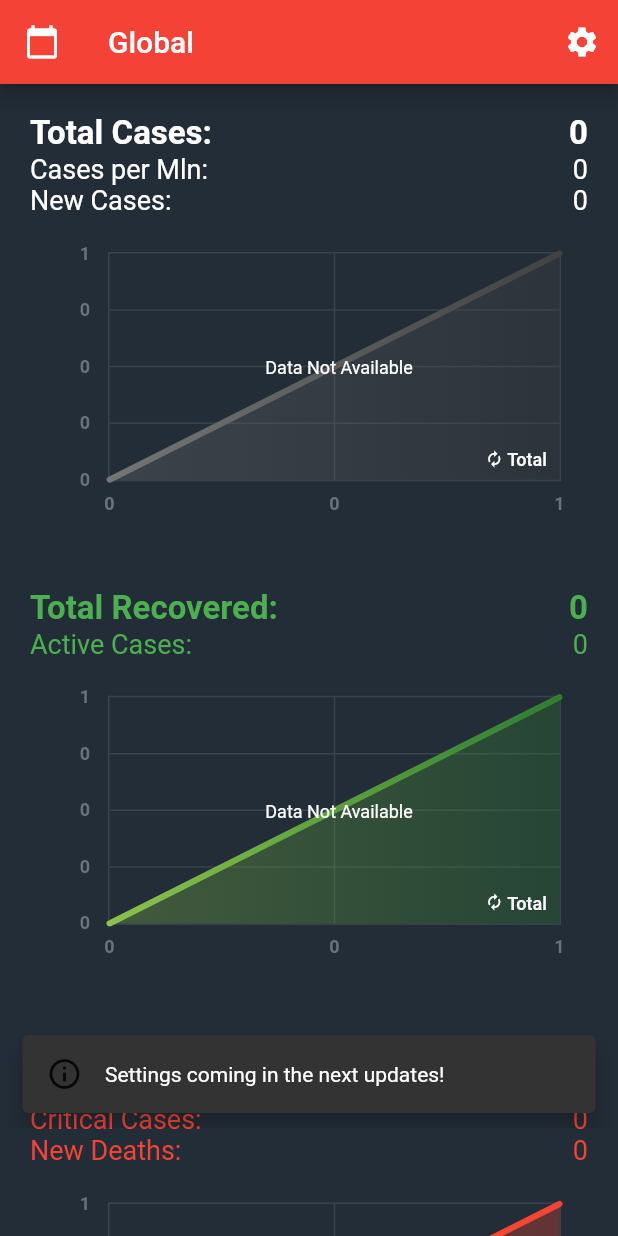
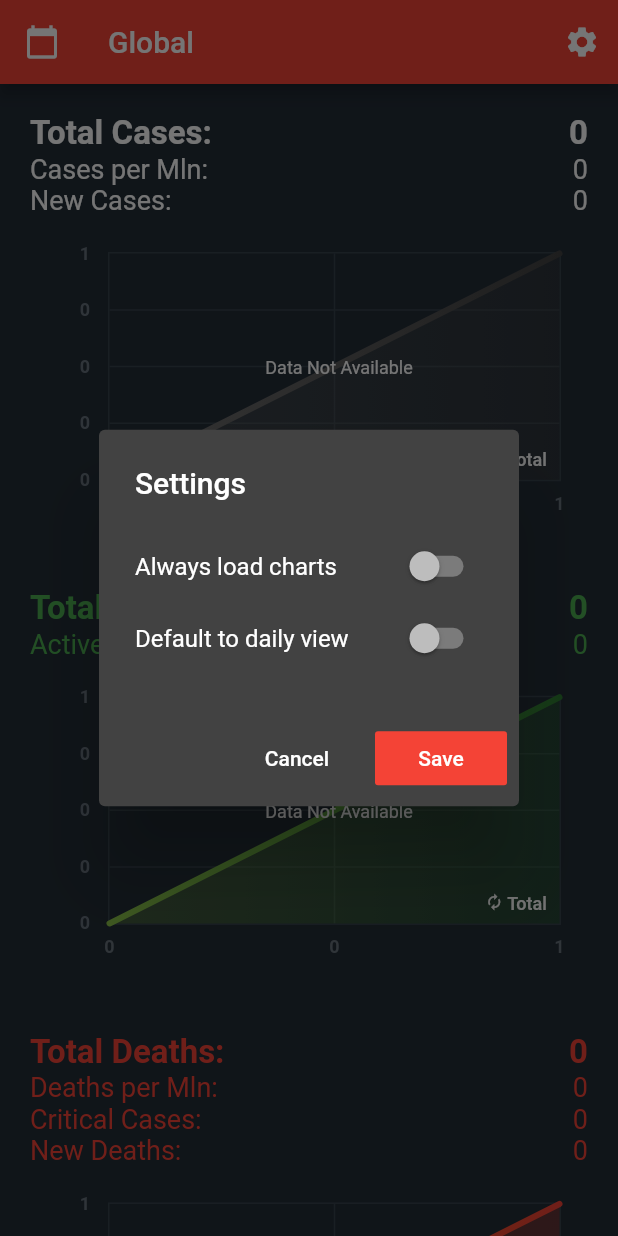
Before and after one commit to GabrielTavernini/Covid19Stats, a Flutter app: the screen it shows after launch, after a tap on the "settings" icon, on a phone screen of 412 x 824 dp. Run offline on Flutter 3.47's test engine with Material 2 defaults, Android fonts, the phone set to English and light mode, and no system bars; drawn by our look-alikes of fl_chart, liquid_pull_to_refresh; our stand-ins replace shared_preferences.

Commit message:
Added settings for default view and auto charts load

```diff
--- a/lib/chartsData.dart
+++ b/lib/chartsData.dart
@@ -17,6 +17,10 @@ class ChartsData {
   ChartData total = new ChartData.empty(gradientColorsTotal);
   ChartData recovered = new ChartData.empty(gradientColorsRecovered);
   ChartData deaths = new ChartData.empty(gradientColorsDeaths);
+
+  ChartsData({bool daily = false}) {
+    total.daily = recovered.daily = deaths.daily = daily;
+  }
 }
 
 class ChartData {
@@ -28,5 +32,5 @@ class ChartData {
 
   ChartData(this.labels, this.values, this.gradientColors, {this.daily = false, this.available = true});
 
-  ChartData.empty(this.gradientColors);
+  ChartData.empty(this.gradientColors, {this.daily = false});
 }
--- a/lib/main.dart
+++ b/lib/main.dart
@@ -4,6 +4,7 @@ import 'package:covid19stats/counter.dart';
 import 'package:covid19stats/countryData.dart';
 import 'package:covid19stats/selectCountry.dart';
 import 'package:covid19stats/parser.dart';
+import 'package:covid19stats/settingsDialog.dart';
 import 'package:intl/intl.dart';
 import 'package:liquid_pull_to_refresh/liquid_pull_to_refresh.dart';
 import 'package:fl_chart/fl_chart.dart';
@@ -57,6 +58,7 @@ class _MyHomePageState extends State<MyHomePage> with TickerProviderStateMixin {
     colorScheme: ColorScheme.dark(primary: Colors.red, surface: Colors.red)
   );
   DateTimeRange selectedDateRange;
+  Settings settings = new Settings();
 
   @override
   initState() {
@@ -66,6 +68,7 @@ class _MyHomePageState extends State<MyHomePage> with TickerProviderStateMixin {
     );
 
     chartsData["Global"] = new ChartsData();
+    settings.load();
 
     super.initState();
     WidgetsBinding.instance.addPostFrameCallback((_) {
@@ -91,7 +94,7 @@ class _MyHomePageState extends State<MyHomePage> with TickerProviderStateMixin {
           if (response.statusCode != 200) return;
         }
 
-        var data = Parser.getChartsData(response.body);
+        var data = Parser.getChartsData(response.body, settings.defaultDailyView);
         setState(() {
           chartsData[localCountry] = data;
         });
@@ -111,31 +114,24 @@ class _MyHomePageState extends State<MyHomePage> with TickerProviderStateMixin {
       key: _scaffoldKey,
       backgroundColor: Color(0xff232d37),
       appBar: AppBar(
-        title: Text(country), //Text("Covid19 Stats - " + country),
+        title: Text(country, textAlign: TextAlign.center),
         leading: Theme(
           data: datePickerTheme,
           child: Builder(
-            builder: (context) => IconButton(icon: Icon(Icons.calendar_today), color: Colors.white, onPressed: () async {
+            builder: (context) => IconButton(icon: Icon(Icons.calendar_today), color: Colors.white, onPressed: () {
               showDateDialog(context);
             }),
           ),
         ),
         actions: <Widget>[
-          IconButton(icon: Icon(Icons.settings), color: Colors.white, onPressed: (){
-            _scaffoldKey.currentState.showSnackBar(
-              SnackBar(
-                content: Row(
-                  children: [
-                    Icon(Icons.info_outline),
-                    SizedBox(width: 15),
-                    Text("Settings coming in the next updates!")
-                  ],
-                ),
-                elevation: 6.0,
-                behavior: SnackBarBehavior.floating,
-              )
-            );
-          },),
+          Theme(
+            data: datePickerTheme,
+            child: Builder(
+              builder: (context) => IconButton(icon: Icon(Icons.settings), color: Colors.white, onPressed: (){
+                showSettingsDialog(context);
+              }),
+            ),
+          ),
         ],
       ),
       body: LiquidPullToRefresh(
@@ -346,7 +342,7 @@ class _MyHomePageState extends State<MyHomePage> with TickerProviderStateMixin {
                         )),
                     onPressed: () {
                       setState(() {
-                        chartsData[country] = new ChartsData();
+                        chartsData[country] = new ChartsData(daily: settings.defaultDailyView);
                       });
                       (_refreshIndicatorKey.currentState as dynamic)?.show();
                     },
@@ -382,7 +378,12 @@ class _MyHomePageState extends State<MyHomePage> with TickerProviderStateMixin {
     if (result != null) {
       setState(() {
         country = result;
-        _controller.forward(from: 0.0);
+        if(!settings.alwaysLoadCharts)
+          _controller.forward(from: 0.0);
+        else if (chartsData[country] == null) {
+          chartsData[country] = new ChartsData(daily: settings.defaultDailyView);
+          (_refreshIndicatorKey.currentState as dynamic)?.show();
+        }
       });
     }
   }
@@ -424,9 +425,35 @@ class _MyHomePageState extends State<MyHomePage> with TickerProviderStateMixin {
     }
   }
 
+  Future<void> showSettingsDialog(context) async {
+    if(settings.loaded) {
+      settings = await showDialog(
+          context: context,
+          builder: (BuildContext context) {
+            return new SettingsDialog(settings);
+          }
+      ) ?? settings;
+      setState(() {});
+    } else {
+      _scaffoldKey.currentState.showSnackBar(
+          SnackBar(
+            content: Row(
+              children: [
+                Icon(Icons.info_outline),
+                SizedBox(width: 15),
+                Text("Settings are still loading!")
+              ],
+            ),
+            elevation: 6.0,
+            behavior: SnackBarBehavior.floating,
+          )
+      );
+    }
+  }
+
   Widget createGraph(ChartData chartData) {
     if(selectedDateRange != null && selectedDateRange.start.compareTo(selectedDateRange.end) >= 0)
-      chartData = new ChartData.empty(chartData.gradientColors);
+      chartData = new ChartData.empty(chartData.gradientColors, daily: settings.defaultDailyView);
     var lineChartData = chartData.daily ? dailyData(chartData, selectedDateRange) : totalData(chartData, selectedDateRange);
 
     return Stack(
--- a/lib/parser.dart
+++ b/lib/parser.dart
@@ -69,7 +69,7 @@ class Parser {
     return s.split("data: [")[1].split("]")[0].split(",").map(int.parse).toList();
   }
 
-  static ChartsData getChartsData(String body) {
+  static ChartsData getChartsData(String body, bool defaultDailyView) {
     var textToParse = body.split("text: 'Total Cases'")[1];
     var xLabels = getCategories(textToParse);
     var values = getDataPoints(textToParse);
@@ -96,9 +96,9 @@ class Parser {
       });
 
     ChartsData cD = new ChartsData();
-    cD.total = new ChartData(xLabels, values, gradientColorsTotal);
-    cD.recovered = new ChartData(xLabels2, values2, gradientColorsRecovered, available: recoveredDataAvailable);
-    cD.deaths = new ChartData(xLabels3, values3, gradientColorsDeaths);
+    cD.total = new ChartData(xLabels, values, gradientColorsTotal, daily: defaultDailyView);
+    cD.recovered = new ChartData(xLabels2, values2, gradientColorsRecovered, daily: defaultDailyView, available: recoveredDataAvailable);
+    cD.deaths = new ChartData(xLabels3, values3, gradientColorsDeaths, daily: defaultDailyView);
 
     return cD;
   }
--- /dev/null
+++ b/lib/settingsDialog.dart
@@ -0,0 +1,107 @@
+import 'package:covid19stats/main.dart';
+import 'package:flutter/material.dart';
+import 'package:intl/intl.dart';
+import 'package:shared_preferences/shared_preferences.dart';
+
+class Settings {
+  bool defaultDailyView = false;
+  bool alwaysLoadCharts = false;
+  bool loaded = false;
+
+  Settings({this.alwaysLoadCharts, this.defaultDailyView, this.loaded});
+
+  Future<void> load() async {
+    SharedPreferences prefs = await SharedPreferences.getInstance();
+    this.alwaysLoadCharts = prefs.getBool('alwaysLoadCharts') ?? false;
+    this.defaultDailyView = prefs.getBool('defaultDailyView') ?? false;
+    this.loaded = true;
+  }
+
+  Future<bool> save() async {
+    SharedPreferences prefs = await SharedPreferences.getInstance();
+    prefs.setBool('alwaysLoadCharts', this.alwaysLoadCharts);
+    prefs.setBool('defaultDailyView', this.defaultDailyView);
+    return true;
+  }
+
+  Settings clone() {
+    return new Settings(
+      alwaysLoadCharts: this.alwaysLoadCharts,
+      defaultDailyView: this.defaultDailyView,
+      loaded: true
+    );
+  }
+
+  dynamic operator [](String key) {
+    switch(key) {
+      case 'alwaysLoadCharts': return this.alwaysLoadCharts;
+      case 'defaultDailyView': return this.defaultDailyView;
+    }
+  }
+}
+
+class SettingsDialog extends StatefulWidget {
+  SettingsDialog(this.settings, {Key key}) : super(key: key);
+  final Settings settings;
+
+  @override
+  _SettingsDialogState createState() => _SettingsDialogState();
+}
+
+class _SettingsDialogState extends State<SettingsDialog> {
+  Settings newSettings;
+
+  @override
+  void initState() {
+    super.initState();
+    newSettings = widget.settings.clone();
+  }
+
+  @override
+  Widget build(BuildContext context) {
+    return AlertDialog(
+      title: Text("Settings"),
+      content: Column(
+        mainAxisAlignment: MainAxisAlignment.spaceEvenly,
+        mainAxisSize: MainAxisSize.min,
+        children: [
+          getSwitchRow("Always load charts", newSettings.alwaysLoadCharts, (v){newSettings.alwaysLoadCharts = v;}),
+          getSwitchRow("Default to daily view", newSettings.defaultDailyView, (v){newSettings.defaultDailyView = v;}),
+        ],
+      ),
+      actions: <Widget>[
+        FlatButton(
+          child: Text('Cancel'),
+          onPressed: () {
+            Navigator.of(context).pop();
+          },
+        ),
+        FlatButton(
+          color: Colors.red,
+          child: Text('Save'),
+          onPressed: () async {
+            newSettings.save();
+            Navigator.of(context).pop(newSettings);
+          },
+        ),
+      ],
+    );
+  }
+
+  Row getSwitchRow(String text, bool value, Function setValue) {
+    return Row(
+      mainAxisAlignment: MainAxisAlignment.spaceBetween,
+      children: [
+        Text(text),
+        Switch(
+          value: value,
+          onChanged: (newValue) {
+            setState(() {setValue(newValue);});
+          },
+          activeTrackColor: Colors.red[300],
+          activeColor: Colors.red,
+        ),
+      ],
+    );
+  }
+}
--- a/pubspec.yaml
+++ b/pubspec.yaml
@@ -21,6 +21,7 @@ dependencies:
   http: ^0.12.2
   fl_chart: ^0.11.1
   liquid_pull_to_refresh: ^2.0.0
+  shared_preferences: ^0.5.12
   flutter:
     sdk: flutter
   cupertino_icons: ^0.1.3
```
Also changed, not shown: pubspec.lock, 7 other files.
